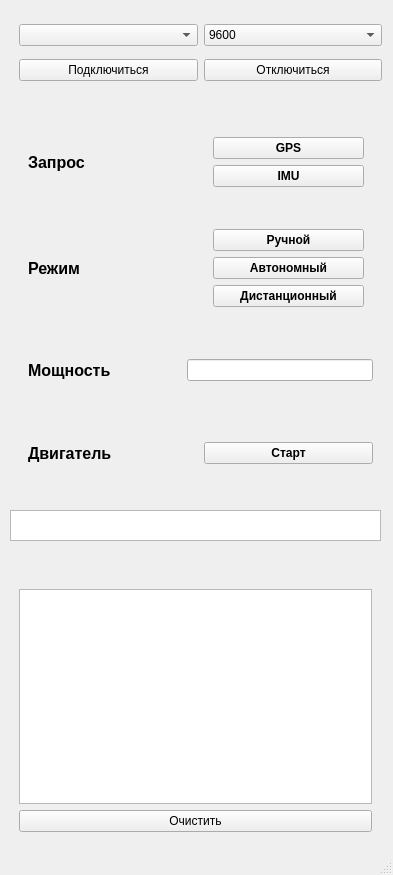
Old version of the form mainwindow.ui in the repository rmtsoftware/SerialWritter.
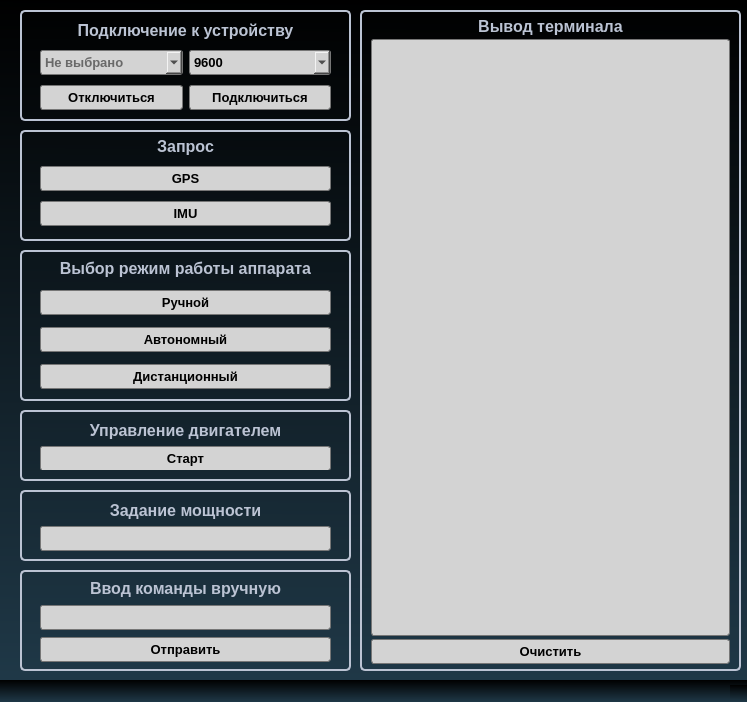
New version of the form.

Commit message: Обновлен графический дизайн

```diff
--- a/mainwindow.ui
+++ b/mainwindow.ui
@@ -6,150 +6,106 @@
    <rect>
     <x>0</x>
     <y>0</y>
-    <width>393</width>
-    <height>875</height>
+    <width>747</width>
+    <height>702</height>
    </rect>
   </property>
   <property name="windowTitle">
    <string>MainWindow</string>
   </property>
+  <property name="styleSheet">
+   <string notr="true">background-color: qlineargradient(spread:pad, x1:0.506, y1:0, x2:0.494591, y2:1, stop:0 rgba(0, 0, 0, 255), stop:1 rgba(31, 56, 71, 255))</string>
+  </property>
+  <property name="animated">
+   <bool>true</bool>
+  </property>
   <widget class="QWidget" name="centralwidget">
    <widget class="QFrame" name="main_frame">
     <property name="geometry">
      <rect>
-      <x>10</x>
-      <y>110</y>
-      <width>381</width>
-      <height>391</height>
+      <x>20</x>
+      <y>490</y>
+      <width>331</width>
+      <height>71</height>
      </rect>
     </property>
     <property name="styleSheet">
-     <string notr="true">font: bold;
-</string>
+     <string notr="true">border: 2px solid rgb(187, 195, 211);
+border-radius: 5px;
+background-color: none;</string>
     </property>
     <layout class="QVBoxLayout" name="verticalLayout_3">
+     <property name="spacing">
+      <number>1</number>
+     </property>
+     <property name="topMargin">
+      <number>0</number>
+     </property>
+     <property name="bottomMargin">
+      <number>0</number>
+     </property>
      <item>
-      <widget class="QFrame" name="req_frame">
-       <layout class="QHBoxLayout" name="horizontalLayout_4">
-        <item>
-         <widget class="QLabel" name="lb_request">
-          <property name="styleSheet">
-           <string notr="true">font-size: 12pt;</string>
-          </property>
-          <property name="text">
-           <string>Запрос</string>
-          </property>
-         </widget>
-        </item>
-        <item>
-         <widget class="QFrame" name="btn_req_frame">
-          <layout class="QVBoxLayout" name="verticalLayout_2">
-           <item>
-            <widget class="QPushButton" name="btn_gps">
-             <property name="text">
-              <string>GPS</string>
-             </property>
-            </widget>
-           </item>
-           <item>
-            <widget class="QPushButton" name="btn_imu">
-             <property name="text">
-              <string>IMU</string>
-             </property>
-            </widget>
-           </item>
-          </layout>
-         </widget>
-        </item>
-       </layout>
-      </widget>
-     </item>
-     <item>
-      <widget class="QFrame" name="mode_frame">
-       <layout class="QHBoxLayout" name="horizontalLayout">
-        <item>
-         <widget class="QLabel" name="lb_mode">
-          <property name="styleSheet">
-           <string notr="true">font-size: 12pt;</string>
-          </property>
-          <property name="text">
-           <string>Режим</string>
-          </property>
-         </widget>
-        </item>
-        <item>
-         <widget class="QFrame" name="btn_mode_frame">
-          <layout class="QVBoxLayout" name="verticalLayout">
-           <item>
-            <widget class="QPushButton" name="btn_mnl_mode">
-             <property name="text">
-              <string>Ручной</string>
-             </property>
-            </widget>
-           </item>
-           <item>
-            <widget class="QPushButton" name="btn_auto_mode">
-             <property name="text">
-              <string>Автономный</string>
-             </property>
-            </widget>
-           </item>
-           <item>
-            <widget class="QPushButton" name="btn_rmt_mode">
-             <property name="text">
-              <string>Дистанционный</string>
-             </property>
-            </widget>
-           </item>
-          </layout>
-         </widget>
-        </item>
-       </layout>
-      </widget>
-     </item>
-     <item>
-      <widget class="QFrame" name="pwr_mtr_frame">
-       <layout class="QHBoxLayout" name="horizontalLayout_2">
+      <widget class="QFrame" name="pwr_frame">
+       <property name="styleSheet">
+        <string notr="true">border: none;</string>
+       </property>
+       <layout class="QVBoxLayout" name="verticalLayout_6">
         <item>
          <widget class="QLabel" name="lb_pwr_mnl">
+          <property name="maximumSize">
+           <size>
+            <width>16777215</width>
+            <height>20</height>
+           </size>
+          </property>
           <property name="styleSheet">
-           <string notr="true">font-size: 12pt;</string>
+           <string notr="true">border: none;
+font: bold;
+color: rgb(187, 195, 211);
+font-size: 12pt;</string>
+          </property>
+          <property name="inputMethodHints">
+           <set>Qt::ImhHiddenText|Qt::ImhUrlCharactersOnly</set>
           </property>
           <property name="text">
-           <string>Мощность</string>
+           <string>Задание мощности</string>
+          </property>
+          <property name="alignment">
+           <set>Qt::AlignCenter</set>
           </property>
          </widget>
         </item>
         <item>
          <widget class="QLineEdit" name="le_pwr_mnl">
+          <property name="minimumSize">
+           <size>
+            <width>0</width>
+            <height>25</height>
+           </size>
+          </property>
           <property name="maximumSize">
            <size>
-            <width>186</width>
+            <width>16777215</width>
             <height>16777215</height>
            </size>
           </property>
-         </widget>
-        </item>
-       </layout>
-      </widget>
-     </item>
-     <item>
-      <widget class="QFrame" name="ctrl_mtr_frame">
-       <layout class="QHBoxLayout" name="horizontalLayout_3">
-        <item>
-         <widget class="QLabel" name="lb_motor">
           <property name="styleSheet">
-           <string notr="true">font-size: 12pt;</string>
+           <string notr="true">QLineEdit{
+	color: black;
+	font-size: 10pt;
+	background-color: rgb(211, 211, 211);
+	border: 1px solid rgb(118, 118, 118);
+	border-radius: 3px;
+	font: bold;
+}
+QLineEdit:hover {
+	border: 1px solid rgb(79, 175, 227);
+	border-radius: 3px;
+	background-color: rgb(187, 195, 211);
+}</string>
           </property>
           <property name="text">
-           <string>Двигатель</string>
-          </property>
-         </widget>
-        </item>
-        <item>
-         <widget class="QPushButton" name="btn_ctrl_mtr">
-          <property name="text">
-           <string>Старт</string>
+           <string/>
           </property>
          </widget>
         </item>
@@ -158,93 +114,105 @@
      </item>
     </layout>
    </widget>
-   <widget class="QFrame" name="conn_frame_2">
-    <property name="geometry">
-     <rect>
-      <x>10</x>
-      <y>50</y>
-      <width>381</width>
-      <height>41</height>
-     </rect>
-    </property>
-    <layout class="QHBoxLayout" name="conn_frame">
-     <item>
-      <widget class="QPushButton" name="btn_connect">
-       <property name="text">
-        <string>Подключиться</string>
-       </property>
-      </widget>
-     </item>
-     <item>
-      <widget class="QPushButton" name="btn_disconnect">
-       <property name="text">
-        <string>Отключиться</string>
-       </property>
-      </widget>
-     </item>
-    </layout>
-   </widget>
-   <widget class="QTextEdit" name="te_mnl_cmd">
-    <property name="geometry">
-     <rect>
-      <x>10</x>
-      <y>510</y>
-      <width>371</width>
-      <height>31</height>
-     </rect>
-    </property>
-   </widget>
-   <widget class="QFrame" name="select_params_com_frame">
-    <property name="geometry">
-     <rect>
-      <x>10</x>
-      <y>10</y>
-      <width>381</width>
-      <height>51</height>
-     </rect>
-    </property>
-    <layout class="QHBoxLayout" name="horizontalLayout_5">
-     <item>
-      <widget class="QComboBox" name="cb_com_dev">
-       <property name="placeholderText">
-        <string>не выбрано</string>
-       </property>
-      </widget>
-     </item>
-     <item>
-      <widget class="QComboBox" name="cb_baudrate">
-       <property name="placeholderText">
-        <string/>
-       </property>
-       <item>
-        <property name="text">
-         <string>9600</string>
-        </property>
-       </item>
-       <item>
-        <property name="text">
-         <string>115200</string>
-        </property>
-       </item>
-      </widget>
-     </item>
-    </layout>
-   </widget>
    <widget class="QFrame" name="text_frame">
     <property name="geometry">
      <rect>
-      <x>10</x>
-      <y>580</y>
-      <width>371</width>
-      <height>261</height>
+      <x>360</x>
+      <y>10</y>
+      <width>381</width>
+      <height>661</height>
      </rect>
     </property>
+    <property name="styleSheet">
+     <string notr="true">border: 2px solid rgb(187, 195, 211);
+border-radius: 5px;
+background-color: none;</string>
+    </property>
     <layout class="QVBoxLayout" name="verticalLayout_4">
+     <property name="spacing">
+      <number>3</number>
+     </property>
+     <property name="topMargin">
+      <number>5</number>
+     </property>
+     <property name="bottomMargin">
+      <number>5</number>
+     </property>
      <item>
-      <widget class="QTextBrowser" name="textBrowser"/>
+      <widget class="QLabel" name="label_2">
+       <property name="maximumSize">
+        <size>
+         <width>16777215</width>
+         <height>20</height>
+        </size>
+       </property>
+       <property name="styleSheet">
+        <string notr="true">font-size: 12pt;
+border: none;
+font: bold;
+color: rgb(187, 195, 211);</string>
+       </property>
+       <property name="text">
+        <string>Вывод терминала</string>
+       </property>
+       <property name="alignment">
+        <set>Qt::AlignCenter</set>
+       </property>
+      </widget>
+     </item>
+     <item>
+      <widget class="QTextBrowser" name="textBrowser">
+       <property name="font">
+        <font>
+         <family>Segoe UI</family>
+         <pointsize>10</pointsize>
+         <italic>false</italic>
+         <bold>true</bold>
+         <kerning>true</kerning>
+        </font>
+       </property>
+       <property name="styleSheet">
+        <string notr="true">QTextBrowser{
+	color: black;
+	font-size: 10pt;
+	background-color: rgb(211, 211, 211);
+	border: 1px solid rgb(118, 118, 118);
+	border-radius: 3px;
+	font: bold;
+}</string>
+       </property>
+      </widget>
      </item>
      <item>
       <widget class="QPushButton" name="btn_clean_textBrw">
+       <property name="minimumSize">
+        <size>
+         <width>0</width>
+         <height>25</height>
+        </size>
+       </property>
+       <property name="styleSheet">
+        <string notr="true">QPushButton{
+	color: black;
+	font-size: 10pt;
+	background-color: rgb(211, 211, 211);
+	border: 1px solid rgb(118, 118, 118);
+	border-radius: 3px;
+	font: bold;
+}
+QPushButton:hover {
+	border: 1px solid rgb(79, 175, 227);
+	border-radius: 3px;
+	background-color: rgb(187, 195, 211);
+}
+
+QPushButton:pressed {
+	background-color:rgba(79, 175, 227,70);
+	border: 1px solid rgb(79, 175, 227);
+	border-radius: 3px;
+	color: rgb(0,122,217);
+}</string>
+       </property>
        <property name="text">
         <string>Очистить</string>
        </property>
@@ -252,6 +220,776 @@
      </item>
     </layout>
    </widget>
+   <widget class="QFrame" name="req_frame">
+    <property name="geometry">
+     <rect>
+      <x>20</x>
+      <y>130</y>
+      <width>331</width>
+      <height>111</height>
+     </rect>
+    </property>
+    <property name="styleSheet">
+     <string notr="true">border: 2px solid rgb(187, 195, 211);
+border-radius: 5px;
+background-color: none;</string>
+    </property>
+    <layout class="QHBoxLayout" name="horizontalLayout_4">
+     <property name="spacing">
+      <number>1</number>
+     </property>
+     <property name="topMargin">
+      <number>0</number>
+     </property>
+     <item>
+      <widget class="QFrame" name="btn_req_frame">
+       <property name="styleSheet">
+        <string notr="true">border: none;</string>
+       </property>
+       <layout class="QVBoxLayout" name="verticalLayout_2">
+        <property name="topMargin">
+         <number>0</number>
+        </property>
+        <property name="bottomMargin">
+         <number>0</number>
+        </property>
+        <item>
+         <widget class="QLabel" name="lb_request">
+          <property name="minimumSize">
+           <size>
+            <width>0</width>
+            <height>20</height>
+           </size>
+          </property>
+          <property name="maximumSize">
+           <size>
+            <width>16777215</width>
+            <height>20</height>
+           </size>
+          </property>
+          <property name="styleSheet">
+           <string notr="true">font-size: 12pt;
+border: none;
+font: bold;
+color: rgb(187, 195, 211);</string>
+          </property>
+          <property name="text">
+           <string>Запрос</string>
+          </property>
+          <property name="alignment">
+           <set>Qt::AlignCenter</set>
+          </property>
+         </widget>
+        </item>
+        <item>
+         <widget class="QPushButton" name="btn_gps">
+          <property name="minimumSize">
+           <size>
+            <width>0</width>
+            <height>25</height>
+           </size>
+          </property>
+          <property name="styleSheet">
+           <string notr="true">QPushButton{
+	color: black;
+	font-size: 10pt;
+	background-color: rgb(211, 211, 211);
+	border: 1px solid rgb(118, 118, 118);
+	border-radius: 3px;
+	font: bold;
+}
+QPushButton:hover {
+	border: 1px solid rgb(79, 175, 227);
+	border-radius: 3px;
+	background-color: rgb(187, 195, 211);
+}
+
+QPushButton:pressed {
+	background-color:rgba(79, 175, 227,70);
+	border: 1px solid rgb(79, 175, 227);
+	border-radius: 3px;
+	color: rgb(0,122,217);
+}
+
+QPushButton:disabled {
+	background-color: rgb(113, 113, 113);
+}</string>
+          </property>
+          <property name="text">
+           <string>GPS</string>
+          </property>
+         </widget>
+        </item>
+        <item>
+         <widget class="QPushButton" name="btn_imu">
+          <property name="minimumSize">
+           <size>
+            <width>0</width>
+            <height>25</height>
+           </size>
+          </property>
+          <property name="styleSheet">
+           <string notr="true">QPushButton{
+	color: black;
+	font-size: 10pt;
+	background-color: rgb(211, 211, 211);
+	border: 1px solid rgb(118, 118, 118);
+	border-radius: 3px;
+	font: bold;
+}
+QPushButton:hover {
+	border: 1px solid rgb(79, 175, 227);
+	border-radius: 3px;
+	background-color: rgb(187, 195, 211);
+}
+
+QPushButton:pressed {
+	background-color:rgba(79, 175, 227,70);
+	border: 1px solid rgb(79, 175, 227);
+	border-radius: 3px;
+	color: rgb(0,122,217);
+}
+QPushButton:disabled {
+	background-color: rgb(113, 113, 113);
+}</string>
+          </property>
+          <property name="text">
+           <string>IMU</string>
+          </property>
+         </widget>
+        </item>
+       </layout>
+      </widget>
+     </item>
+    </layout>
+   </widget>
+   <widget class="QFrame" name="mode_frame">
+    <property name="geometry">
+     <rect>
+      <x>20</x>
+      <y>250</y>
+      <width>331</width>
+      <height>151</height>
+     </rect>
+    </property>
+    <property name="styleSheet">
+     <string notr="true">border: 2px solid rgb(187, 195, 211);
+border-radius: 5px;
+background-color: none;</string>
+    </property>
+    <layout class="QHBoxLayout" name="horizontalLayout">
+     <property name="spacing">
+      <number>1</number>
+     </property>
+     <property name="topMargin">
+      <number>0</number>
+     </property>
+     <property name="bottomMargin">
+      <number>0</number>
+     </property>
+     <item>
+      <widget class="QFrame" name="btn_mode_frame">
+       <property name="styleSheet">
+        <string notr="true">border: none;</string>
+       </property>
+       <layout class="QVBoxLayout" name="verticalLayout">
+        <property name="topMargin">
+         <number>0</number>
+        </property>
+        <property name="bottomMargin">
+         <number>0</number>
+        </property>
+        <item>
+         <widget class="QLabel" name="lb_mode">
+          <property name="maximumSize">
+           <size>
+            <width>16777215</width>
+            <height>20</height>
+           </size>
+          </property>
+          <property name="styleSheet">
+           <string notr="true">border: none;
+font: bold;
+color: rgb(187, 195, 211);font-size: 12pt;</string>
+          </property>
+          <property name="text">
+           <string>Выбор режим работы аппарата</string>
+          </property>
+          <property name="alignment">
+           <set>Qt::AlignCenter</set>
+          </property>
+         </widget>
+        </item>
+        <item>
+         <widget class="QPushButton" name="btn_mnl_mode">
+          <property name="minimumSize">
+           <size>
+            <width>0</width>
+            <height>25</height>
+           </size>
+          </property>
+          <property name="styleSheet">
+           <string notr="true">QPushButton{
+	color: black;
+	font-size: 10pt;
+	background-color: rgb(211, 211, 211);
+	border: 1px solid rgb(118, 118, 118);
+	border-radius: 3px;
+	font: bold;
+}
+QPushButton:hover {
+	border: 1px solid rgb(79, 175, 227);
+	border-radius: 3px;
+	background-color: rgb(187, 195, 211);
+}
+
+QPushButton:pressed {
+	background-color:rgba(79, 175, 227,70);
+	border: 1px solid rgb(79, 175, 227);
+	border-radius: 3px;
+	color: rgb(0,122,217);
+}
+
+QPushButton:disabled {
+	background-color: rgb(113, 113, 113);
+}</string>
+          </property>
+          <property name="text">
+           <string>Ручной</string>
+          </property>
+         </widget>
+        </item>
+        <item>
+         <widget class="QPushButton" name="btn_auto_mode">
+          <property name="minimumSize">
+           <size>
+            <width>0</width>
+            <height>25</height>
+           </size>
+          </property>
+          <property name="styleSheet">
+           <string notr="true">QPushButton{
+	color: black;
+	font-size: 10pt;
+	background-color: rgb(211, 211, 211);
+	border: 1px solid rgb(118, 118, 118);
+	border-radius: 3px;
+	font: bold;
+}
+QPushButton:hover {
+	border: 1px solid rgb(79, 175, 227);
+	border-radius: 3px;
+	background-color: rgb(187, 195, 211);
+}
+
+QPushButton:pressed {
+	background-color:rgba(79, 175, 227,70);
+	border: 1px solid rgb(79, 175, 227);
+	border-radius: 3px;
+	color: rgb(0,122,217);
+}
+
+QPushButton:disabled {
+	background-color: rgb(113, 113, 113);
+}</string>
+          </property>
+          <property name="text">
+           <string>Автономный</string>
+          </property>
+         </widget>
+        </item>
+        <item>
+         <widget class="QPushButton" name="btn_rmt_mode">
+          <property name="minimumSize">
+           <size>
+            <width>0</width>
+            <height>25</height>
+           </size>
+          </property>
+          <property name="styleSheet">
+           <string notr="true">QPushButton{
+	color: black;
+	font-size: 10pt;
+	background-color: rgb(211, 211, 211);
+	border: 1px solid rgb(118, 118, 118);
+	border-radius: 3px;
+	font: bold;
+}
+QPushButton:hover {
+	border: 1px solid rgb(79, 175, 227);
+	border-radius: 3px;
+	background-color: rgb(187, 195, 211);
+}
+
+QPushButton:pressed {
+	background-color:rgba(79, 175, 227,70);
+	border: 1px solid rgb(79, 175, 227);
+	border-radius: 3px;
+	color: rgb(0,122,217);
+}
+
+QPushButton:disabled {
+	background-color: rgb(113, 113, 113);
+}</string>
+          </property>
+          <property name="text">
+           <string>Дистанционный</string>
+          </property>
+         </widget>
+        </item>
+       </layout>
+      </widget>
+     </item>
+    </layout>
+   </widget>
+   <widget class="QFrame" name="mtr_ctrl_frame">
+    <property name="geometry">
+     <rect>
+      <x>20</x>
+      <y>410</y>
+      <width>331</width>
+      <height>71</height>
+     </rect>
+    </property>
+    <property name="styleSheet">
+     <string notr="true">border: 2px solid rgb(187, 195, 211);
+border-radius: 5px;
+background-color: none;</string>
+    </property>
+    <layout class="QHBoxLayout" name="horizontalLayout_3">
+     <item>
+      <widget class="QFrame" name="btn_mode_frame_2">
+       <property name="styleSheet">
+        <string notr="true">border: none;</string>
+       </property>
+       <layout class="QVBoxLayout" name="verticalLayout_7">
+        <property name="topMargin">
+         <number>0</number>
+        </property>
+        <property name="bottomMargin">
+         <number>0</number>
+        </property>
+        <item>
+         <widget class="QLabel" name="lb_mode_2">
+          <property name="maximumSize">
+           <size>
+            <width>16777215</width>
+            <height>20</height>
+           </size>
+          </property>
+          <property name="styleSheet">
+           <string notr="true">border: none;
+font: bold;
+color: rgb(187, 195, 211);font-size: 12pt;</string>
+          </property>
+          <property name="text">
+           <string>Управление двигателем</string>
+          </property>
+          <property name="alignment">
+           <set>Qt::AlignCenter</set>
+          </property>
+         </widget>
+        </item>
+        <item>
+         <widget class="QPushButton" name="btn_ctrl_mtr">
+          <property name="minimumSize">
+           <size>
+            <width>0</width>
+            <height>25</height>
+           </size>
+          </property>
+          <property name="styleSheet">
+           <string notr="true">QPushButton{
+	color: black;
+	font-size: 10pt;
+	background-color: rgb(211, 211, 211);
+	border: 1px solid rgb(118, 118, 118);
+	border-radius: 3px;
+	font: bold;
+}
+QPushButton:hover {
+	border: 1px solid rgb(79, 175, 227);
+	border-radius: 3px;
+	background-color: rgb(187, 195, 211);
+}
+
+QPushButton:pressed {
+	background-color:rgba(79, 175, 227,70);
+	border: 1px solid rgb(79, 175, 227);
+	border-radius: 3px;
+	color: rgb(0,122,217);
+}</string>
+          </property>
+          <property name="text">
+           <string>Старт</string>
+          </property>
+         </widget>
+        </item>
+       </layout>
+      </widget>
+     </item>
+    </layout>
+   </widget>
+   <widget class="QFrame" name="main_conn_frame">
+    <property name="geometry">
+     <rect>
+      <x>20</x>
+      <y>10</y>
+      <width>331</width>
+      <height>111</height>
+     </rect>
+    </property>
+    <property name="styleSheet">
+     <string notr="true">border: 2px solid rgb(187, 195, 211);
+border-radius: 5px;
+background-color: none;</string>
+    </property>
+    <layout class="QVBoxLayout" name="verticalLayout_5">
+     <property name="spacing">
+      <number>1</number>
+     </property>
+     <item>
+      <widget class="QLabel" name="label">
+       <property name="maximumSize">
+        <size>
+         <width>16777215</width>
+         <height>20</height>
+        </size>
+       </property>
+       <property name="styleSheet">
+        <string notr="true">font-size: 12pt;
+border: none;
+font: bold;
+color: rgb(187, 195, 211);</string>
+       </property>
+       <property name="text">
+        <string>Подключение к устройству</string>
+       </property>
+       <property name="alignment">
+        <set>Qt::AlignCenter</set>
+       </property>
+      </widget>
+     </item>
+     <item>
+      <widget class="QFrame" name="select_params_com_frame">
+       <property name="maximumSize">
+        <size>
+         <width>16777215</width>
+         <height>40</height>
+        </size>
+       </property>
+       <property name="styleSheet">
+        <string notr="true">border: none;</string>
+       </property>
+       <layout class="QHBoxLayout" name="horizontalLayout_5">
+        <item>
+         <widget class="QComboBox" name="cb_com_dev">
+          <property name="minimumSize">
+           <size>
+            <width>0</width>
+            <height>25</height>
+           </size>
+          </property>
+          <property name="layoutDirection">
+           <enum>Qt::LeftToRight</enum>
+          </property>
+          <property name="styleSheet">
+           <string notr="true">QComboBox{
+	color: black;
+	font-size: 10pt;
+	background-color: rgb(211, 211, 211);
+	border: 1px solid rgb(118, 118, 118);
+	border-radius: 3px;
+	font: bold;
+}
+QComboBox:hover {
+	border: 1px solid rgb(79, 175, 227);
+	border-radius: 3px;
+	background-color: rgb(187, 195, 211);
+}</string>
+          </property>
+          <property name="placeholderText">
+           <string>Не выбрано</string>
+          </property>
+         </widget>
+        </item>
+        <item>
+         <widget class="QComboBox" name="cb_baudrate">
+          <property name="minimumSize">
+           <size>
+            <width>0</width>
+            <height>25</height>
+           </size>
+          </property>
+          <property name="styleSheet">
+           <string notr="true">QComboBox{
+	color: black;
+	font-size: 10pt;
+	background-color: rgb(211, 211, 211);
+	border: 1px solid rgb(118, 118, 118);
+	border-radius: 3px;
+	font: bold;
+}
+QComboBox:hover {
+	border: 1px solid rgb(79, 175, 227);
+	border-radius: 3px;
+	background-color: rgb(187, 195, 211);
+}
+
+QComboBox:pressed {
+	background-color:rgba(79, 175, 227,70);
+	border: 1px solid rgb(79, 175, 227);
+	border-radius: 3px;
+	color: rgb(0,122,217);
+}</string>
+          </property>
+          <property name="placeholderText">
+           <string/>
+          </property>
+          <item>
+           <property name="text">
+            <string>9600</string>
+           </property>
+          </item>
+          <item>
+           <property name="text">
+            <string>115200</string>
+           </property>
+          </item>
+         </widget>
+        </item>
+       </layout>
+      </widget>
+     </item>
+     <item>
+      <widget class="QFrame" name="conn_frame_2">
+       <property name="maximumSize">
+        <size>
+         <width>16777215</width>
+         <height>40</height>
+        </size>
+       </property>
+       <property name="styleSheet">
+        <string notr="true">border: none;</string>
+       </property>
+       <layout class="QHBoxLayout" name="conn_frame">
+        <item>
+         <widget class="QPushButton" name="btn_disconnect">
+          <property name="minimumSize">
+           <size>
+            <width>0</width>
+            <height>25</height>
+           </size>
+          </property>
+          <property name="styleSheet">
+           <string notr="true">QPushButton{
+	color: black;
+	font-size: 10pt;
+	background-color: rgb(211, 211, 211);
+	border: 1px solid rgb(118, 118, 118);
+	border-radius: 3px;
+	font: bold;
+}
+QPushButton:hover {
+	border: 1px solid rgb(79, 175, 227);
+	border-radius: 3px;
+	background-color: rgb(187, 195, 211);
+}
+
+QPushButton:pressed {
+	background-color:rgba(79, 175, 227,70);
+	border: 1px solid rgb(79, 175, 227);
+	border-radius: 3px;
+	color: rgb(0,122,217);
+}
+
+QPushButton:disabled {
+	background-color: rgb(113, 113, 113);
+}</string>
+          </property>
+          <property name="text">
+           <string>Отключиться</string>
+          </property>
+         </widget>
+        </item>
+        <item>
+         <widget class="QPushButton" name="btn_connect">
+          <property name="minimumSize">
+           <size>
+            <width>0</width>
+            <height>25</height>
+           </size>
+          </property>
+          <property name="styleSheet">
+           <string notr="true">QPushButton{
+	color: black;
+	font-size: 10pt;
+	background-color: rgb(211, 211, 211);
+	border: 1px solid rgb(118, 118, 118);
+	border-radius: 3px;
+	font: bold;
+}
+QPushButton:hover {
+	border: 1px solid rgb(79, 175, 227);
+	border-radius: 3px;
+	background-color: rgb(187, 195, 211);
+}
+
+QPushButton:pressed {
+	background-color:rgba(79, 175, 227,70);
+	border: 1px solid rgb(79, 175, 227);
+	border-radius: 3px;
+	color: rgb(0,122,217);
+}
+
+QPushButton:disabled {
+	background-color: rgb(113, 113, 113);
+}</string>
+          </property>
+          <property name="text">
+           <string>Подключиться</string>
+          </property>
+         </widget>
+        </item>
+       </layout>
+      </widget>
+     </item>
+    </layout>
+   </widget>
+   <widget class="QFrame" name="main_mnl_frame">
+    <property name="geometry">
+     <rect>
+      <x>20</x>
+      <y>570</y>
+      <width>331</width>
+      <height>101</height>
+     </rect>
+    </property>
+    <property name="styleSheet">
+     <string notr="true">border: 2px solid rgb(187, 195, 211);
+border-radius: 5px;
+background-color: none;</string>
+    </property>
+    <layout class="QVBoxLayout" name="verticalLayout_9">
+     <property name="spacing">
+      <number>1</number>
+     </property>
+     <property name="topMargin">
+      <number>0</number>
+     </property>
+     <property name="bottomMargin">
+      <number>0</number>
+     </property>
+     <item>
+      <widget class="QFrame" name="frame">
+       <property name="styleSheet">
+        <string notr="true">border:none;</string>
+       </property>
+       <layout class="QVBoxLayout" name="verticalLayout_8">
+        <property name="spacing">
+         <number>1</number>
+        </property>
+        <property name="topMargin">
+         <number>0</number>
+        </property>
+        <property name="bottomMargin">
+         <number>0</number>
+        </property>
+        <item>
+         <widget class="QLabel" name="lb_mnl_cmd">
+          <property name="maximumSize">
+           <size>
+            <width>16777215</width>
+            <height>20</height>
+           </size>
+          </property>
+          <property name="styleSheet">
+           <string notr="true">border: none;
+font: bold;
+color: rgb(187, 195, 211);font-size: 12pt;</string>
+          </property>
+          <property name="text">
+           <string>Ввод команды вручную</string>
+          </property>
+          <property name="alignment">
+           <set>Qt::AlignCenter</set>
+          </property>
+         </widget>
+        </item>
+        <item>
+         <widget class="QLineEdit" name="le_mnl_cmd">
+          <property name="minimumSize">
+           <size>
+            <width>0</width>
+            <height>25</height>
+           </size>
+          </property>
+          <property name="maximumSize">
+           <size>
+            <width>16777215</width>
+            <height>16777215</height>
+           </size>
+          </property>
+          <property name="styleSheet">
+           <string notr="true">QLineEdit{
+	color: black;
+	font-size: 10pt;
+	background-color: rgb(211, 211, 211);
+	border: 1px solid rgb(118, 118, 118);
+	border-radius: 3px;
+	font: bold;
+}
+QLineEdit:hover {
+	border: 1px solid rgb(79, 175, 227);
+	border-radius: 3px;
+	background-color: rgb(187, 195, 211);
+}</string>
+          </property>
+          <property name="text">
+           <string/>
+          </property>
+         </widget>
+        </item>
+        <item>
+         <widget class="QPushButton" name="btn_mnl_cmd">
+          <property name="minimumSize">
+           <size>
+            <width>0</width>
+            <height>25</height>
+           </size>
+          </property>
+          <property name="styleSheet">
+           <string notr="true">QPushButton{
+	color: black;
+	font-size: 10pt;
+	background-color: rgb(211, 211, 211);
+	border: 1px solid rgb(118, 118, 118);
+	border-radius: 3px;
+	font: bold;
+}
+QPushButton:hover {
+	border: 1px solid rgb(79, 175, 227);
+	border-radius: 3px;
+	background-color: rgb(187, 195, 211);
+}
+
+QPushButton:pressed {
+	background-color:rgba(79, 175, 227,70);
+	border: 1px solid rgb(79, 175, 227);
+	border-radius: 3px;
+	color: rgb(0,122,217);
+}</string>
+          </property>
+          <property name="text">
+           <string>Отправить</string>
+          </property>
+         </widget>
+        </item>
+       </layout>
+      </widget>
+     </item>
+    </layout>
+   </widget>
   </widget>
   <widget class="QStatusBar" name="statusbar"/>
  </widget>
```
The commit also changes 3 other files.
